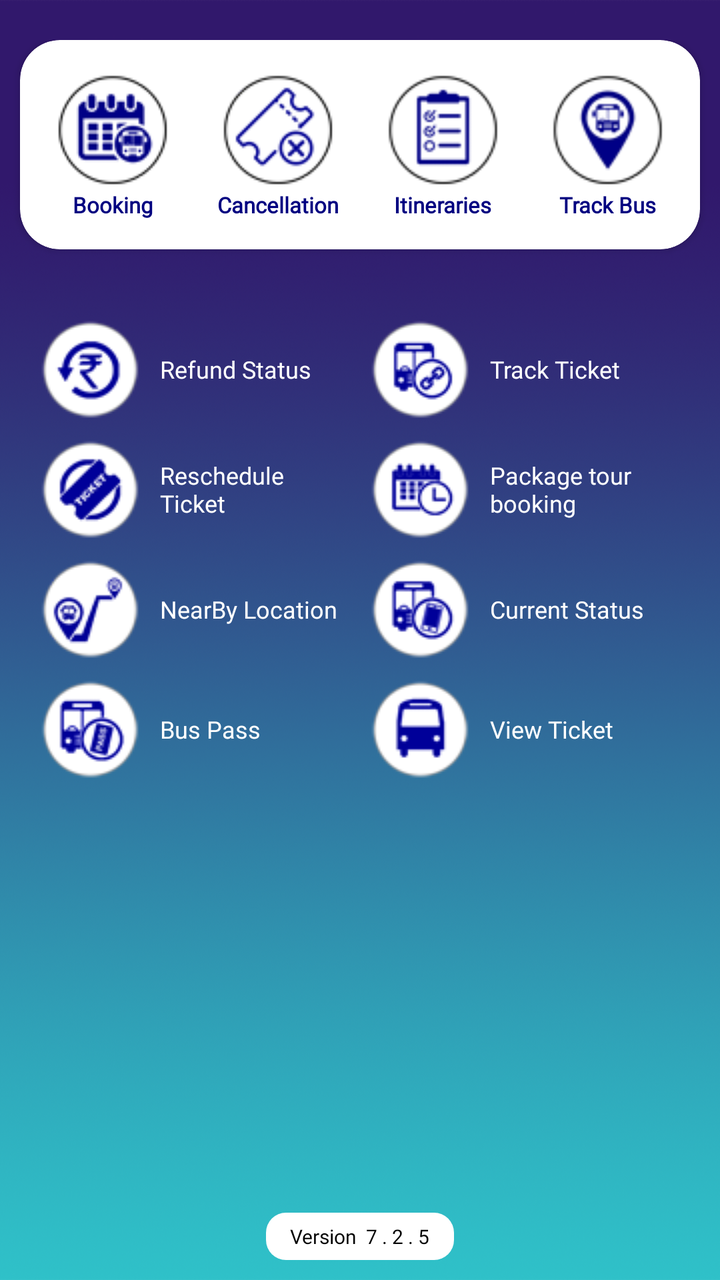
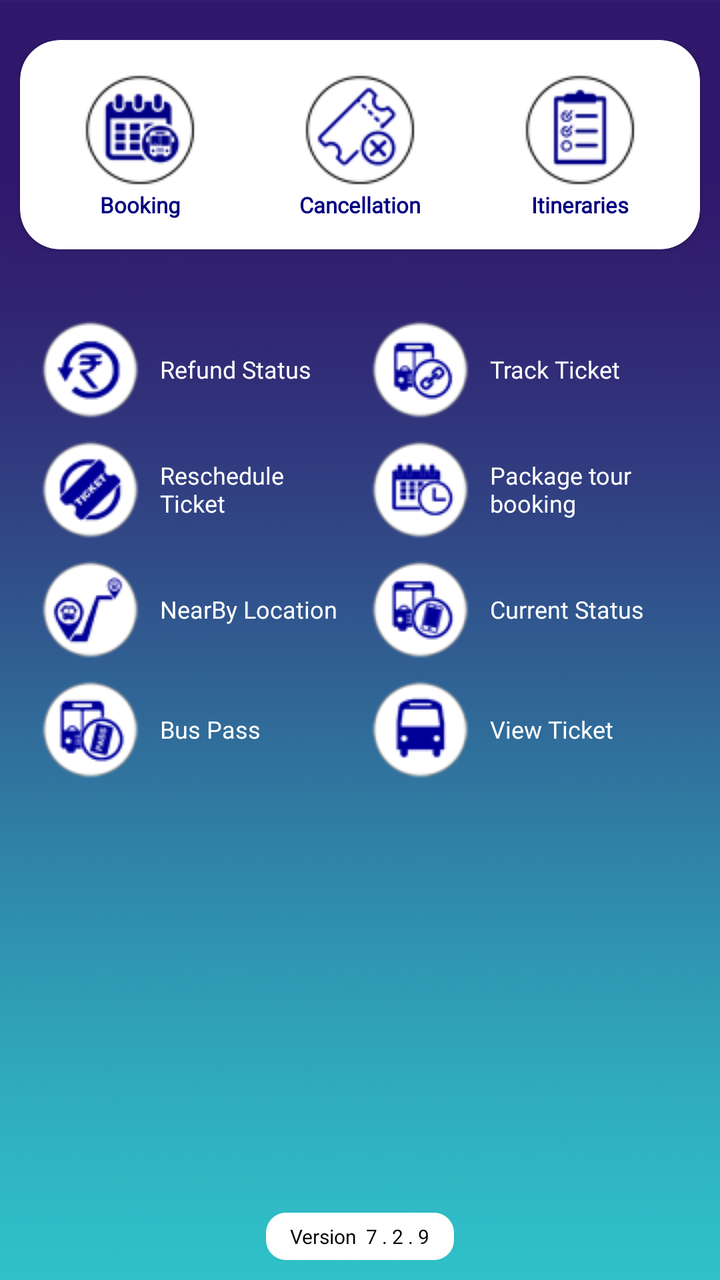

Compare the two renders of this Android layout. The source of the first and the diff that turns it into the second are given below.
<!-- AndroidManifest.xml: application theme AppTheme.NoActionBar -->
<!-- res/layout/home_new.xml -->
<?xml version="1.0" encoding="utf-8"?>
<RelativeLayout
    xmlns:android="http://schemas.android.com/apk/res/android"
    xmlns:tools="http://schemas.android.com/tools"
    xmlns:app="http://schemas.android.com/apk/res-auto"
    android:id="@+id/xLinLayHomescrn"
    android:layout_width="match_parent"
    android:layout_height="wrap_content"
    android:background="@drawable/background_img">

    <LinearLayout
        android:layout_width="match_parent"
        android:layout_height="match_parent"
        android:layout_marginTop="20dp"
        android:orientation="vertical">

        <androidx.cardview.widget.CardView
            android:layout_width="match_parent"
            android:layout_height="wrap_content"
            android:layout_marginLeft="10dp"
            android:layout_marginRight="10dp"
            android:paddingLeft="5dp"
            app:cardCornerRadius="20dp"
            app:contentPadding="5dp">


            <LinearLayout
                android:layout_width="match_parent"
                android:layout_height="wrap_content"
                android:layout_marginBottom="5dp"
                android:layout_marginTop="5dp"
                android:orientation="horizontal"
                android:weightSum="4">

                <LinearLayout
                    android:id="@+id/linearLayoutAdvanceBooking"
                    android:layout_width="match_parent"
                    android:layout_height="wrap_content"
                    android:layout_marginBottom="5dp"
                    android:layout_marginTop="5dp"
                    android:layout_weight="1"
                    android:orientation="vertical">

                    <ImageView
                        android:id="@+id/imageViewBusIcon"
                        android:layout_width="match_parent"
                        android:layout_height="match_parent"
                        android:gravity="center"
                        android:src="@drawable/advancebooking_icon" />

                    <TextView
                        android:id="@+id/textViewBusIcon"
                        android:layout_width="match_parent"
                        android:layout_height="wrap_content"
                        android:layout_gravity="center"
                        android:fontFamily="@font/gotham"
                        android:gravity="center"
                        android:text="Booking"
                        android:textColor="@color/naviy"
                        android:textSize="11dp"
                        android:textStyle="bold" />
                </LinearLayout>


                <LinearLayout
                    android:id="@+id/linearLayoutCancelTicket"
                    android:layout_width="match_parent"
                    android:layout_height="match_parent"
                    android:layout_marginBottom="5dp"
                    android:layout_marginTop="5dp"
                    android:layout_weight="1"
                    android:orientation="vertical"
                    android:visibility="visible">

                    <ImageView
                        android:id="@+id/imageCancelTicket"
                        android:layout_width="match_parent"
                        android:layout_height="wrap_content"
                        android:gravity="center"
                        android:src="@drawable/cancelticket_icon" />

                    <TextView
                        android:id="@+id/textViewCancelTicket"
                        android:layout_width="match_parent"
                        android:layout_height="wrap_content"
                        android:layout_gravity="center"
                        android:fontFamily="@font/gotham"
                        android:gravity="center"
                        android:text="Cancellation"
                        android:textColor="@color/naviy"
                        android:textSize="11dp"
                        android:textStyle="bold" />
                </LinearLayout>


                <LinearLayout
                    android:id="@+id/linearLayoutItineries"
                    android:layout_width="match_parent"
                    android:layout_height="match_parent"
                    android:layout_marginBottom="5dp"
                    android:layout_marginTop="5dp"
                    android:layout_weight="1"
                    android:orientation="vertical"
                    android:visibility="visible">

                    <ImageView
                        android:id="@+id/imageViewItineries"
                        android:layout_width="match_parent"
                        android:layout_height="wrap_content"
                        android:gravity="center"
                        android:src="@drawable/itineries_icon" />

                    <TextView
                        android:id="@+id/textViewItineries"
                        android:layout_width="match_parent"
                        android:layout_height="wrap_content"
                        android:layout_gravity="center"
                        android:fontFamily="@font/gotham"
                        android:gravity="center"
                        android:text="Itineraries"
                        android:textColor="@color/naviy"
                        android:textSize="11dp"
                        android:textStyle="bold" />

                </LinearLayout>

                <LinearLayout
                    android:id="@+id/linearLayoutTrackMyBus"
                    android:layout_width="match_parent"
                    android:layout_height="match_parent"
                    android:layout_marginBottom="5dp"
                    android:layout_marginTop="5dp"
                    android:layout_weight="1"
                    android:orientation="vertical"
                    android:visibility="visible">

                    <ImageView
                        android:id="@+id/imageViewTrackMyBus"
                        android:layout_width="match_parent"
                        android:layout_height="wrap_content"
                        android:layout_gravity="center"
                        android:src="@drawable/trackmybus_icon" />

                    <TextView
                        android:id="@+id/textViewTrackMyBus"
                        android:layout_width="match_parent"
                        android:layout_height="wrap_content"
                        android:layout_gravity="center"
                        android:fontFamily="@font/gotham"
                        android:gravity="center"
                        android:text="Track Bus"
                        android:textColor="@color/naviy"
                        android:textSize="11dp"
                        android:textStyle="bold" />
                </LinearLayout>


            </LinearLayout>
        </androidx.cardview.widget.CardView>





        <LinearLayout
            android:id="@+id/originalLayout"
            android:layout_width="match_parent"
            android:layout_height="wrap_content"
            android:layout_marginLeft="15dp"
            android:layout_marginTop="30dp"
            android:layout_marginRight="15dp"
            android:orientation="horizontal"
            android:weightSum="2">

            <LinearLayout
                android:id="@+id/left_vertical"
                android:layout_width="match_parent"
                android:layout_height="wrap_content"
                android:layout_gravity="left"
                android:layout_weight="1"
                android:orientation="vertical">

                <LinearLayout
                    android:id="@+id/linearLayoutRefundStatus"
                    android:layout_width="match_parent"
                    android:layout_height="wrap_content"
                    android:gravity="left"
                    android:orientation="horizontal"
                    android:padding="5dp">

                    <ImageView
                        android:id="@+id/imageViewRefundStatus"
                        android:layout_width="wrap_content"
                        android:layout_height="wrap_content"
                        android:gravity="left"
                        android:src="@drawable/refundstatus_icon" />

                    <TextView
                        android:id="@+id/textViewRefundStatus"
                        android:layout_width="match_parent"
                        android:layout_height="wrap_content"
                        android:layout_gravity="center_vertical"
                        android:fontFamily="@font/gotham"
                        android:paddingLeft="10dp"
                        android:text="Refund Status"
                        android:textColor="@color/white"
                        android:textSize="12dp"
                        android:textStyle="normal" />

                </LinearLayout>

                <LinearLayout
                    android:id="@+id/linearLayoutResheduleTicket"
                    android:layout_width="match_parent"
                    android:layout_height="wrap_content"
                    android:layout_gravity="left"
                    android:orientation="horizontal"
                    android:padding="5dp">

                    <ImageView
                        android:id="@+id/imageViewResheduleTicket"
                        android:layout_width="wrap_content"
                        android:layout_height="wrap_content"
                        android:src="@drawable/rescheduleticket_icon" />

                    <TextView
                        android:id="@+id/textViewResheduleTicket"
                        android:layout_width="match_parent"
                        android:layout_height="wrap_content"
                        android:layout_gravity="center"
                        android:fontFamily="@font/gotham"
                        android:paddingLeft="10dp"
                        android:text="Reschedule Ticket"
                        android:textColor="@color/white"
                        android:textSize="12dp" />

                </LinearLayout>

                <LinearLayout
                    android:id="@+id/linearLayoutLinkBooking"
                    android:layout_width="match_parent"
                    android:layout_height="wrap_content"
                    android:layout_gravity="left"
                    android:orientation="horizontal"
                    android:padding="5dp">

                    <ImageView
                        android:id="@+id/imageViewLinkBooking"
                        android:layout_width="wrap_content"
                        android:layout_height="wrap_content"
                        android:gravity="center"
                        android:src="@drawable/nearbyplaces_icon" />

                    <TextView
                        android:id="@+id/textViewLinkBooking"
                        android:layout_width="match_parent"
                        android:layout_height="wrap_content"
                        android:layout_gravity="center"
                        android:layout_marginTop="0dp"
                        android:fontFamily="@font/gotham"
                        android:paddingLeft="10dp"
                        android:text="NearBy Location"
                        android:textColor="@color/white"
                        android:textSize="12dp" />

                </LinearLayout>

                <LinearLayout
                    android:id="@+id/linearLayoutBusPass"
                    android:layout_width="match_parent"
                    android:layout_height="wrap_content"
                    android:layout_gravity="left"
                    android:orientation="horizontal"
                    android:padding="5dp">

                    <ImageView
                        android:id="@+id/imageViewBusPass"
                        android:layout_width="wrap_content"
                        android:layout_height="wrap_content"
                        android:gravity="center"
                        android:src="@drawable/buspass_icon" />

                    <TextView
                        android:id="@+id/textViewBusPass"
                        android:layout_width="match_parent"
                        android:layout_height="wrap_content"
                        android:layout_gravity="center"
                        android:fontFamily="@font/gotham"
                        android:paddingLeft="10dp"
                        android:text="Bus Pass"
                        android:textColor="@color/white"
                        android:textSize="12dp" />

                </LinearLayout>


            </LinearLayout>


            <LinearLayout
                android:id="@+id/right_vertical"
                android:layout_width="match_parent"
                android:layout_height="match_parent"
                android:layout_gravity="left"
                android:layout_weight="1"
                android:orientation="vertical">

                <LinearLayout
                    android:id="@+id/linearLayoutTrackTicket"
                    android:layout_width="match_parent"
                    android:layout_height="wrap_content"
                    android:layout_gravity="left"
                    android:orientation="horizontal"
                    android:padding="5dp">


                    <ImageView
                        android:id="@+id/imageViewE-Wallet"
                        android:layout_width="wrap_content"
                        android:layout_height="wrap_content"
                        android:gravity="center"
                        android:src="@drawable/track_ticket_icon" />

                    <TextView
                        android:id="@+id/textViewTrack_ticket"
                        android:layout_width="match_parent"
                        android:layout_height="wrap_content"
                        android:layout_gravity="center"
                        android:fontFamily="@font/gotham"
                        android:paddingLeft="10dp"
                        android:text="Track Ticket"
                        android:textAppearance="?android:attr/textAppearanceSmall"
                        android:textColor="@color/white"
                        android:textSize="12dp"
                        android:textStyle="normal" />

                </LinearLayout>

                <LinearLayout
                    android:id="@+id/linearLayoutTimeTable"
                    android:layout_width="match_parent"
                    android:layout_height="wrap_content"
                    android:layout_gravity="left"
                    android:orientation="horizontal"
                    android:padding="5dp">

                    <ImageView
                        android:id="@+id/imageViewTimeTable"
                        android:layout_width="wrap_content"
                        android:layout_height="wrap_content"
                        android:gravity="center"
                        android:src="@drawable/timetable_icon" />

                    <TextView
                        android:id="@+id/textViewTimeTable"
                        android:layout_width="match_parent"
                        android:layout_height="wrap_content"
                        android:layout_gravity="center"
                        android:layout_marginTop="0dp"
                        android:fontFamily="@font/gotham"
                        android:paddingLeft="10dp"
                        android:text="Package tour booking"
                        android:textColor="@color/white"
                        android:textSize="12dp"
                        android:textStyle="normal" />

                </LinearLayout>

                <LinearLayout
                    android:id="@+id/linearLayoutCurrentBooking"
                    android:layout_width="match_parent"
                    android:layout_height="wrap_content"
                    android:layout_gravity="left"
                    android:orientation="horizontal"
                    android:padding="5dp">

                    <ImageView
                        android:id="@+id/imageViewCurrentBooking"
                        android:layout_width="wrap_content"
                        android:layout_height="wrap_content"
                        android:gravity="center"
                        android:src="@drawable/currentbooking_icon" />

                    <TextView
                        android:id="@+id/textViewCurrentBooking"
                        android:layout_width="match_parent"
                        android:layout_height="wrap_content"
                        android:layout_gravity="center"
                        android:layout_marginTop="0dp"
                        android:fontFamily="@font/gotham"
                        android:paddingLeft="10dp"
                        android:text="Current Status"
                        android:textColor="@color/white"
                        android:textSize="12dp" />

                </LinearLayout>

                <LinearLayout
                    android:id="@+id/linearLayoutHireBus"
                    android:layout_width="match_parent"
                    android:layout_height="wrap_content"
                    android:layout_gravity="left"
                    android:orientation="horizontal"
                    android:padding="5dp">

                    <ImageView
                        android:id="@+id/imageViewHireBus"
                        android:layout_width="wrap_content"
                        android:layout_height="wrap_content"
                        android:gravity="center"
                        android:src="@drawable/hire_a_bus_icon" />

                    <TextView
                        android:id="@+id/textViewHireBus"
                        android:layout_width="match_parent"
                        android:layout_height="wrap_content"
                        android:layout_gravity="center"
                        android:layout_marginTop="0dp"
                        android:fontFamily="@font/gotham"
                        android:paddingLeft="10dp"
                        android:text="View Ticket"
                        android:textColor="@color/white"
                        android:textSize="12dp"
                        android:textStyle="normal" />

                </LinearLayout>


            </LinearLayout>

        </LinearLayout>


        <LinearLayout
            android:id="@+id/linearLayoutTrackRunning"
            android:layout_width="wrap_content"
            android:layout_height="wrap_content"
            android:layout_gravity="center"
            android:layout_marginTop="10dp"
            android:orientation="horizontal"
            android:visibility="gone"
            android:padding="5dp">

            <androidx.cardview.widget.CardView
                android:layout_width="wrap_content"
                android:layout_height="wrap_content"
                android:layout_marginLeft="10dp"
                android:layout_marginRight="10dp"
                android:paddingLeft="5dp"
                app:cardCornerRadius="20dp"
                app:contentPadding="5dp">

                <LinearLayout
                    android:layout_width="wrap_content"
                    android:layout_height="wrap_content"
                    android:gravity="center"
                    android:orientation="horizontal"
                    android:padding="5dp">

                    <ImageView
                        android:layout_width="wrap_content"
                        android:layout_height="40dp"
                        android:gravity="center"
                        android:src="@drawable/bus_map" />

                    <TextView
                        android:layout_width="wrap_content"
                        android:layout_height="wrap_content"
                        android:layout_gravity="center"
                        android:fontFamily="@font/gotham"
                        android:paddingLeft="10dp"
                        android:text="Live Bus Running Status"
                        android:textColor="@color/colorAccent"
                        android:textSize="12dp" />
                </LinearLayout>
            </androidx.cardview.widget.CardView>

        </LinearLayout>
        


        <LinearLayout
            android:id="@+id/showmoreLayout"
            android:layout_width="match_parent"
            android:layout_height="wrap_content"
            android:layout_centerHorizontal="true"
            android:layout_marginLeft="3dp"
            android:layout_marginRight="3dp"
            android:gravity="center"
            android:orientation="vertical"
            android:visibility="visible"
            tools:ignore="UnknownId">

            <LinearLayout
                android:layout_width="match_parent"
                android:layout_height="wrap_content"
                android:layout_marginLeft="12dp"
                android:layout_marginRight="12dp"
                android:layout_marginBottom="0dp"
                android:orientation="horizontal">


            </LinearLayout>


            <RelativeLayout
                android:layout_width="match_parent"
                android:layout_height="wrap_content"
                android:layout_marginTop="0dp">

                
                
                
                
                
                
                
                
                

                
                
                
                
                
                
                
                
                
                

            </RelativeLayout>


        </LinearLayout>
        <LinearLayout
            android:layout_width="match_parent"
            android:layout_height="match_parent"
            android:orientation="vertical"
            android:gravity="bottom"
            android:layout_alignParentBottom="true"
            android:layout_marginTop="10dp"
            android:paddingBottom="10dp">

            <androidx.viewpager.widget.ViewPager
                android:id="@+id/viewPager"
                android:layout_width="match_parent"
                android:layout_height="150dp"
                android:layout_marginLeft="10dp"
                android:layout_marginTop="10dp"
                android:layout_marginRight="10dp"
                android:layout_marginBottom="5dp"
                android:orientation="horizontal"
                tools:ignore="SpeakableTextPresentCheck" />


            <LinearLayout
                android:id="@+id/SliderDots"
                android:layout_width="match_parent"
                android:layout_height="10dp"
                android:layout_below="@+id/viewPager"
                android:gravity="center_vertical|center_horizontal"
                android:orientation="horizontal" />

            <TextView
                android:layout_width="wrap_content"
                android:layout_height="wrap_content"
                android:padding="5dp"
                android:text="   Version  7 . 2 . 5   "
                android:textColor="@color/black"
                android:layout_gravity="center"
                android:background="@drawable/btn_shape"
                android:textSize="10dp"
                android:fontFamily="@font/gotham"
                app:srcCompat="@drawable/splash" />

        </LinearLayout>
    </LinearLayout>

</RelativeLayout>
<!-- resources referenced by this layout -->
<resources>
  <color name="black">#000000</color>
  <color name="colorAccent">#9b2424</color>
  <color name="naviy">#000080</color>
  <color name="white">#FFFFFF</color>
  <!-- drawable advancebooking_icon: png bitmap (drawable, 4253 bytes) -->
  <!-- drawable background_img: png bitmap (drawable-sw720dp, 391260 bytes) -->
  <!-- drawable btn_shape (drawable) -->
  <?xml version="1.0" encoding="utf-8"?>
  <selector xmlns:android="http://schemas.android.com/apk/res/android">
      <item>
          <shape android:shape="rectangle">
              <solid android:color="@color/white" />
              <corners android:radius="10dp"/>
          </shape>
      </item>
  </selector>
  <!-- drawable bus_map: png bitmap (drawable, 3273 bytes) -->
  <!-- drawable buspass_icon: png bitmap (drawable, 3518 bytes) -->
  <!-- drawable cancelticket_icon: png bitmap (drawable, 3654 bytes) -->
  <!-- drawable currentbooking_icon: png bitmap (drawable, 3387 bytes) -->
  <!-- drawable hire_a_bus_icon: png bitmap (drawable, 2592 bytes) -->
  <!-- drawable itineries_icon: png bitmap (drawable, 3051 bytes) -->
  <!-- drawable nearbyplaces_icon: png bitmap (drawable, 3152 bytes) -->
  <!-- drawable refundstatus_icon: png bitmap (drawable, 3238 bytes) -->
  <!-- drawable rescheduleticket_icon: png bitmap (drawable, 3302 bytes) -->
  <!-- drawable splash: png bitmap (drawable, 48601 bytes) -->
  <!-- drawable timetable_icon: png bitmap (drawable, 3188 bytes) -->
  <!-- drawable track_ticket_icon: png bitmap (drawable, 3250 bytes) -->
  <!-- drawable trackmybus_icon: png bitmap (drawable, 3767 bytes) -->
  <style name="AppTheme.NoActionBar" parent="Theme.AppCompat.Light.NoActionBar">
          
          <item name="android:windowActionBar">false</item>
  
  
  
          
          <item name="android:windowLightStatusBar">true</item> 
      </style>
</resources>

<!-- the commit's change to res/layout/home_new.xml (unified diff, before → after) -->
@@ -30,7 +30,7 @@
                 android:layout_marginBottom="5dp"
                 android:layout_marginTop="5dp"
                 android:orientation="horizontal"
-                android:weightSum="4">
+                android:weightSum="3">
 
                 <LinearLayout
                     android:id="@+id/linearLayoutAdvanceBooking"
@@ -132,7 +132,7 @@
                     android:layout_marginTop="5dp"
                     android:layout_weight="1"
                     android:orientation="vertical"
-                    android:visibility="visible">
+                    android:visibility="gone">
 
                     <ImageView
                         android:id="@+id/imageViewTrackMyBus"
@@ -566,7 +566,7 @@
                 android:layout_width="wrap_content"
                 android:layout_height="wrap_content"
                 android:padding="5dp"
-                android:text="   Version  7 . 2 . 5   "
+                android:text="   Version  7 . 2 . 9   "
                 android:textColor="@color/black"
                 android:layout_gravity="center"
                 android:background="@drawable/btn_shape"
